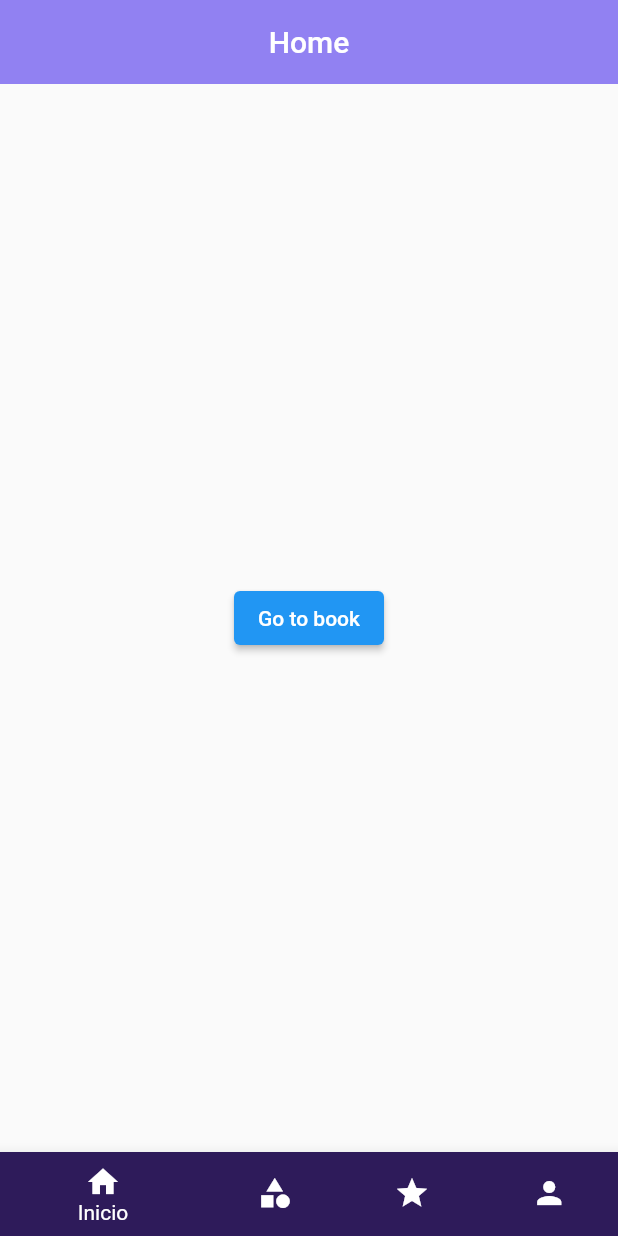
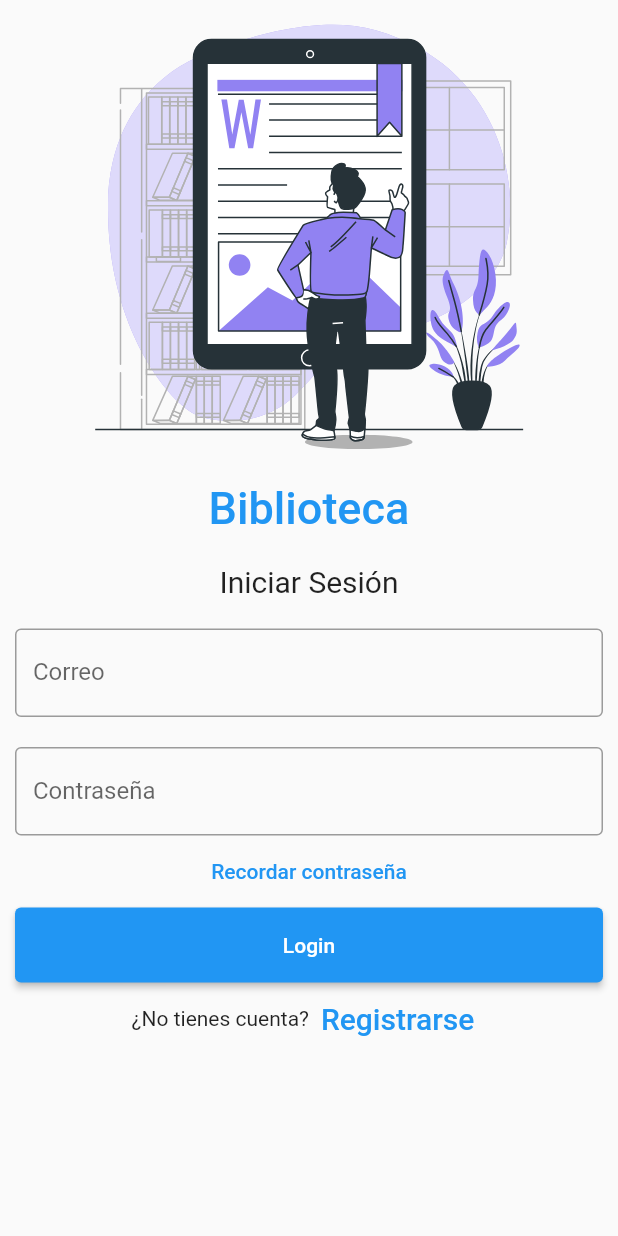
Before and after one commit to Cristhianbh98/am2-library-project, a Flutter app: the screen it shows after launch, on a phone screen of 412 x 824 dp. Run offline on Flutter 3.47's test engine with Material 2 defaults, Android fonts, the phone set to English and light mode, and no system bars; our stand-ins replace flutter_svg.

Commit message:
add: login and register

```diff
--- a/lib/main.dart
+++ b/lib/main.dart
@@ -1,6 +1,8 @@
 import 'package:am2_library_project/themes/style.dart';
 import 'package:flutter/material.dart';
 import 'package:am2_library_project/screens/main_navigation_menu_screen.dart';
+import 'package:am2_library_project/screens/login_screen.dart';
+import 'package:am2_library_project/screens/register_screen';
 
 void main() {
   runApp(const MyApp());
@@ -14,7 +16,7 @@ class MyApp extends StatelessWidget {
     return MaterialApp(
       title: 'Flutter Demo',
       theme: primaryTheme,
-      home: const MainNavigationMenuScreen(),
+      home: const LoginScreen(),
     );
   }
 }
--- /dev/null
+++ b/lib/screens/login_screen.dart
@@ -0,0 +1,95 @@
+import 'package:flutter/material.dart';
+import 'package:flutter_svg/flutter_svg.dart';
+
+class LoginScreen extends StatefulWidget {
+  const LoginScreen({Key? key}) : super(key: key);
+
+  @override
+  State<LoginScreen> createState() => _LoginScreenState();
+}
+
+class _LoginScreenState extends State<LoginScreen> {
+  TextEditingController nameController = TextEditingController();
+  TextEditingController passwordController = TextEditingController();
+
+  @override
+  Widget build(BuildContext context) {
+    return Scaffold(
+        body: ListView(
+      children: <Widget>[
+        SvgPicture.asset("images/sir.svg"),
+        Container(
+            alignment: Alignment.center,
+            padding: const EdgeInsets.all(10),
+            child: const Text(
+              'Biblioteca',
+              style: TextStyle(
+                  color: Colors.blue,
+                  fontWeight: FontWeight.w500,
+                  fontSize: 30),
+            )),
+        Container(
+            alignment: Alignment.center,
+            padding: const EdgeInsets.all(10),
+            child: const Text(
+              'Iniciar Sesión',
+              style: TextStyle(fontSize: 20),
+            )),
+        Container(
+          padding: const EdgeInsets.all(10),
+          child: TextField(
+            controller: nameController,
+            decoration: const InputDecoration(
+              border: OutlineInputBorder(),
+              labelText: 'Correo',
+            ),
+          ),
+        ),
+        Container(
+          padding: const EdgeInsets.fromLTRB(10, 10, 10, 0),
+          child: TextField(
+            obscureText: true,
+            controller: passwordController,
+            decoration: const InputDecoration(
+              border: OutlineInputBorder(),
+              labelText: 'Contraseña',
+            ),
+          ),
+        ),
+        TextButton(
+          onPressed: () {
+            //forgot password screen
+          },
+          child: const Text(
+            'Recordar contraseña',
+          ),
+        ),
+        Container(
+            height: 50,
+            padding: const EdgeInsets.fromLTRB(10, 0, 10, 0),
+            child: ElevatedButton(
+              child: const Text('Login'),
+              onPressed: () {
+                print(nameController.text);
+                print(passwordController.text);
+              },
+            )),
+        Row(
+          children: <Widget>[
+            const Text('¿No tienes cuenta?'),
+            TextButton(
+              child: const Text(
+                'Registrarse',
+                style: TextStyle(fontSize: 20),
+              ),
+              onPressed: () {
+                //signup screen
+              },
+            )
+          ],
+          mainAxisAlignment: MainAxisAlignment.center,
+        ),
+      ],
+    ));
+  }
+}
```
Also changed, not shown: images/sir.svg (added), 1 other file.
